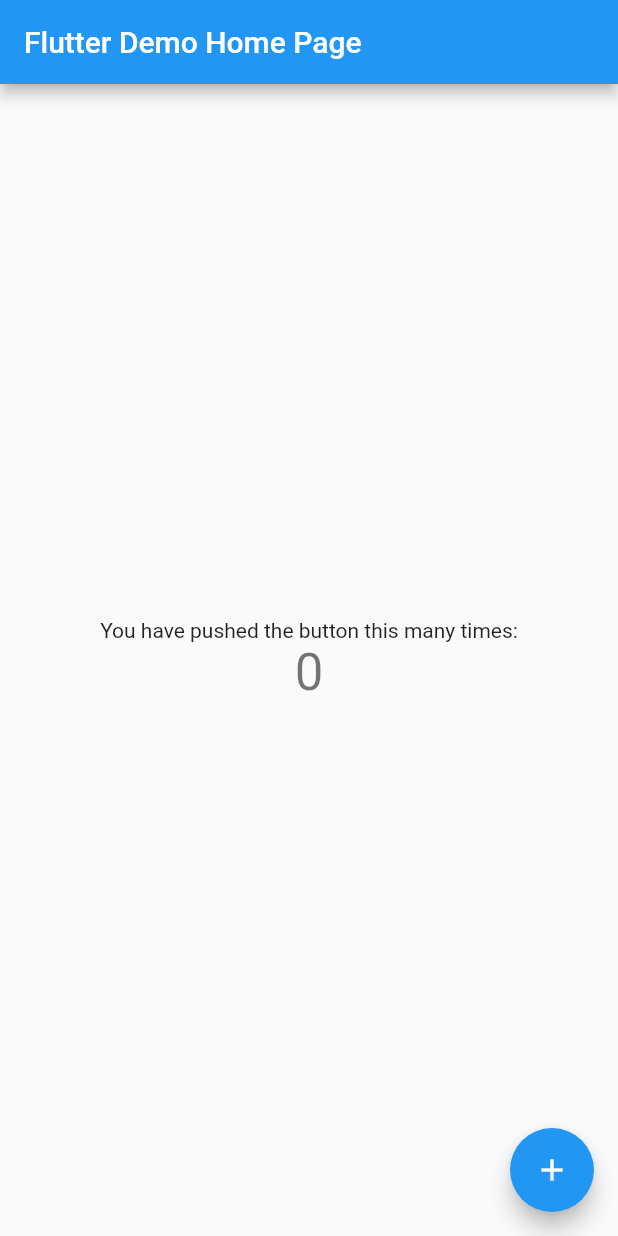
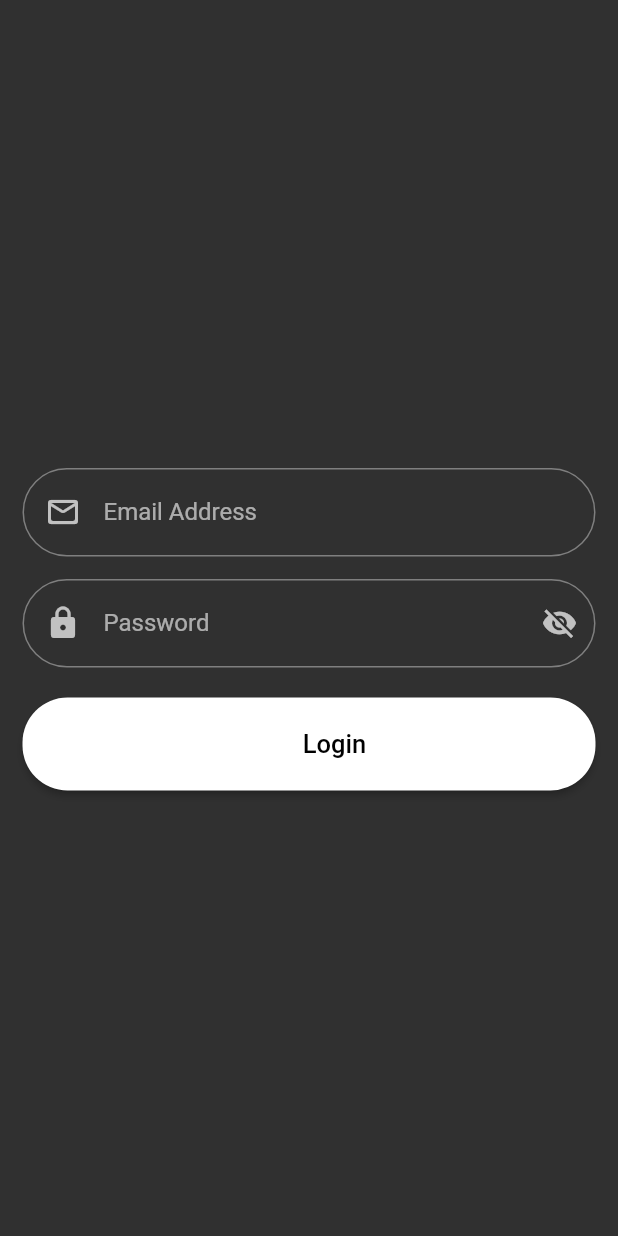
Before and after one commit to carloschiongbian/Random-Fox-MobileDev, a Flutter app: the screen it shows after launch, on a phone screen of 412 x 824 dp. Run offline on Flutter 3.47's test engine with Material 2 defaults, Android fonts, the phone set to English and light mode, and no system bars.

Commit message:
:sparkles: login with route to an empty homepage :sparkles:

```diff
--- a/mobiledev_final_project/lib/main.dart
+++ b/mobiledev_final_project/lib/main.dart
@@ -1,113 +1,23 @@
 import 'package:flutter/material.dart';
+import 'package:mobiledev_final_project/pages/Login.dart';
+import 'package:mobiledev_final_project/routes/Routes.dart';
 
 void main() {
   runApp(MyApp());
 }
 
 class MyApp extends StatelessWidget {
-  // This widget is the root of your application.
+
   @override
   Widget build(BuildContext context) {
     return MaterialApp(
-      title: 'Flutter Demo',
+      title: 'Random Fox',
       theme: ThemeData(
-        // This is the theme of your application.
-        //
-        // Try running your application with "flutter run". You'll see the
-        // application has a blue toolbar. Then, without quitting the app, try
-        // changing the primarySwatch below to Colors.green and then invoke
-        // "hot reload" (press "r" in the console where you ran "flutter run",
-        // or simply save your changes to "hot reload" in a Flutter IDE).
-        // Notice that the counter didn't reset back to zero; the application
-        // is not restarted.
-        primarySwatch: Colors.blue,
+        brightness: Brightness.dark,
+        accentColor: Colors.white
       ),
-      home: MyHomePage(title: 'Flutter Demo Home Page'),
+      routes: routes,
+      home: Login(),
     );
   }
 }
-
-class MyHomePage extends StatefulWidget {
-  MyHomePage({Key key, this.title}) : super(key: key);
-
-  // This widget is the home page of your application. It is stateful, meaning
-  // that it has a State object (defined below) that contains fields that affect
-  // how it looks.
-
-  // This class is the configuration for the state. It holds the values (in this
-  // case the title) provided by the parent (in this case the App widget) and
-  // used by the build method of the State. Fields in a Widget subclass are
-  // always marked "final".
-
-  final String title;
-
-  @override
-  _MyHomePageState createState() => _MyHomePageState();
-}
-
-class _MyHomePageState extends State<MyHomePage> {
-  int _counter = 0;
-
-  void _incrementCounter() {
-    setState(() {
-      // This call to setState tells the Flutter framework that something has
-      // changed in this State, which causes it to rerun the build method below
-      // so that the display can reflect the updated values. If we changed
-      // _counter without calling setState(), then the build method would not be
-      // called again, and so nothing would appear to happen.
-      _counter++;
-    });
-  }
-
-  @override
-  Widget build(BuildContext context) {
-    // This method is rerun every time setState is called, for instance as done
-    // by the _incrementCounter method above.
-    //
-    // The Flutter framework has been optimized to make rerunning build methods
-    // fast, so that you can just rebuild anything that needs updating rather
-    // than having to individually change instances of widgets.
-    return Scaffold(
-      appBar: AppBar(
-        // Here we take the value from the MyHomePage object that was created by
-        // the App.build method, and use it to set our appbar title.
-        title: Text(widget.title),
-      ),
-      body: Center(
-        // Center is a layout widget. It takes a single child and positions it
-        // in the middle of the parent.
-        child: Column(
-          // Column is also a layout widget. It takes a list of children and
-          // arranges them vertically. By default, it sizes itself to fit its
-          // children horizontally, and tries to be as tall as its parent.
-          //
-          // Invoke "debug painting" (press "p" in the console, choose the
-          // "Toggle Debug Paint" action from the Flutter Inspector in Android
-          // Studio, or the "Toggle Debug Paint" command in Visual Studio Code)
-          // to see the wireframe for each widget.
-          //
-          // Column has various properties to control how it sizes itself and
-          // how it positions its children. Here we use mainAxisAlignment to
-          // center the children vertically; the main axis here is the vertical
-          // axis because Columns are vertical (the cross axis would be
-          // horizontal).
-          mainAxisAlignment: MainAxisAlignment.center,
-          children: <Widget>[
-            Text(
-              'You have pushed the button this many times:',
-            ),
-            Text(
-              '$_counter',
-              style: Theme.of(context).textTheme.headline4,
-            ),
-          ],
-        ),
-      ),
-      floatingActionButton: FloatingActionButton(
-        onPressed: _incrementCounter,
-        tooltip: 'Increment',
-        child: Icon(Icons.add),
-      ), // This trailing comma makes auto-formatting nicer for build methods.
-    );
-  }
-}
--- a/mobiledev_final_project/lib/validation/validations.dart
+++ b/mobiledev_final_project/lib/mixin/ValidationMixin.dart
@@ -1,5 +1,3 @@
-import 'package:flutter/cupertino.dart';
-
 class ValidationMixin {
 
   String password;
--- /dev/null
+++ b/mobiledev_final_project/lib/pages/HomePage.dart
@@ -0,0 +1,20 @@
+import 'package:flutter/material.dart';
+
+class HomePage extends StatefulWidget {
+
+  static const String routeName = "homepage";
+  @override
+  _HomePageState createState() => _HomePageState();
+}
+
+class _HomePageState extends State<HomePage> {
+
+  GlobalKey<FormState> formKey = GlobalKey<FormState>();
+  @override
+  Widget build(BuildContext context) {
+    return SafeArea(
+      child: Scaffold(
+        body: Text("i am fox"),
+    ));
+  }
+}
--- /dev/null
+++ b/mobiledev_final_project/lib/pages/Login.dart
@@ -0,0 +1,101 @@
+import 'package:flutter/material.dart';
+import 'package:mobiledev_final_project/pages/HomePage.dart';
+import 'package:mobiledev_final_project/mixin/ValidationMixin.dart';
+import 'package:mobiledev_final_project/widgets/PasswordField.dart';
+import '../widgets/EmailField.dart';
+import '../widgets/PrimaryButton.dart';
+
+class Login extends StatefulWidget {
+
+
+  static const String routeName = "login";
+  @override
+  _LoginState createState() => _LoginState();
+}
+
+class _LoginState extends State<Login> with ValidationMixin{
+
+  GlobalKey<FormState> formKey = GlobalKey<FormState>();
+  final TextEditingController emailTextController = TextEditingController();
+  final TextEditingController passwordTextController = TextEditingController();
+  bool obscureText = true;
+  @override
+
+  Widget build(BuildContext context) {
+    return SafeArea(
+      child: Scaffold(
+        body: Container(
+          alignment: Alignment.topCenter,
+          padding: EdgeInsets.symmetric(horizontal: 15.0),
+          child: Center(
+            child: SingleChildScrollView(
+              child: Form(
+                key: formKey,
+                child: Column(
+                  children: [
+                    SizedBox(
+                      height: 15.0,
+                    ),
+                    EmailField(
+                      labelText: "Email Address",
+                      hintText: "Enter Email Address",
+                      iconData: Icons.email,
+                      textEditingController: emailTextController,
+                      textInputType: TextInputType.emailAddress,
+                      validation: validateEmail,
+                    ),
+
+                    SizedBox(
+                      height: 15.0,
+                    ),
+                    PasswordField(
+                      labelText: "Password",
+                      hintText: "Enter Your Password",
+                      iconData: Icons.lock,
+                      textEditingController: passwordTextController,
+                      obscureText: obscureText,
+                      onTap: setPassswordVisibility,
+                      validation: validatePassword,
+                    ),
+
+                    SizedBox(
+                      height: 20.0,
+                    ),
+                    PrimaryButton(
+                      text: "Login",
+                      iconData: Icons.login,
+                      onPress: () {
+                        validateLogin(context);
+                      }
+                    ),
+                  ],
+                ),
+              ),
+            ),
+          ),
+
+        ),
+      )
+    );
+  }
+
+  void setPassswordVisibility(){
+    setState(() {
+      obscureText = !obscureText;
+    });
+  }
+
+  void navigateToHomePage(BuildContext context){
+    Navigator.pushNamed(context, HomePage.routeName);
+  }
+
+  void validateLogin(context){
+    if(formKey.currentState.validate()){
+      print("Valid");
+      navigateToHomePage(context);
+    } else {
+      print("Invalid");
+    }
+  }
+
+}
--- /dev/null
+++ b/mobiledev_final_project/lib/routes/Routes.dart
@@ -0,0 +1,8 @@
+import 'package:flutter/cupertino.dart';
+import 'package:mobiledev_final_project/pages/HomePage.dart';
+import 'package:mobiledev_final_project/pages/Login.dart';
+
+final Map<String, WidgetBuilder> routes = {
+  HomePage.routeName: (BuildContext context) => HomePage(),
+  Login.routeName: (BuildContext context) => Login()
+};
--- a/mobiledev_final_project/lib/widgets/EmailField.dart
+++ b/mobiledev_final_project/lib/widgets/EmailField.dart
@@ -8,12 +8,14 @@ class EmailField extends StatelessWidget {
   final TextInputType textInputType;
   final Function validation;
 
-  EmailField({@required this.labelText,
-                      @required this.hintText,
-                      @required this.iconData,
-                      @required this.textEditingController,
-                      @required this.textInputType,
-                      @required this.validation});
+  EmailField({
+                @required this.labelText,
+                @required this.hintText,
+                @required this.iconData,
+                @required this.textEditingController,
+                @required this.textInputType,
+                @required this.validation,
+              });
 
   @override
   Widget build(BuildContext context) {
@@ -22,15 +24,24 @@ class EmailField extends StatelessWidget {
       keyboardType: textInputType,
       validator: validation,
       decoration: InputDecoration(
-        prefixIcon: Container(
-          padding: EdgeInsets.symmetric(horizontal: 15.0),
-          child: Icon(Icons.mail_outline_rounded),
-        ),
-        labelText: labelText,
-        hintText: hintText,
+
         border: OutlineInputBorder(
           borderRadius: BorderRadius.all(Radius.circular(30.0)),
         ),
+
+        focusedBorder: OutlineInputBorder(
+          borderSide: BorderSide(
+            color: Colors.red,
+          ),
+        ),
+
+        prefixIcon: Container(
+          padding: EdgeInsets.symmetric(horizontal: 15.0),
+          child: Icon(Icons.mail_outline_rounded, color: Colors.white70),
+        ),
+
+        labelText: labelText,
+        hintText: hintText,
       ),
     );
   }
--- a/mobiledev_final_project/lib/widgets/PasswordField.dart
+++ b/mobiledev_final_project/lib/widgets/PasswordField.dart
@@ -10,13 +10,15 @@ class PasswordField extends StatelessWidget {
   final Function onTap;
   final Function validation;
 
-  PasswordField({@required this.labelText,
+  PasswordField({
+                  @required this.labelText,
                   @required this.hintText,
                   @required this.iconData,
                   @required this.textEditingController,
                   @required this.obscureText,
                   @required this.onTap,
-                  @required this.validation});
+                  @required this.validation
+                });
 
   Widget build(BuildContext context) {
     return TextFormField(
@@ -24,16 +26,30 @@ class PasswordField extends StatelessWidget {
       obscureText: obscureText,
       validator: validation,
       decoration: InputDecoration(
+
+        border: OutlineInputBorder(
+          borderRadius: BorderRadius.all(Radius.circular(30.0)),
+        ),
+
+        focusedBorder: OutlineInputBorder(
+          borderSide: BorderSide(
+            color: Colors.red,
+          ),
+        ),
+
         prefixIcon: Container(
-          padding: EdgeInsets.symmetric(horizontal:15.0),
-          child: Icon(Icons.lock)
+          padding: EdgeInsets.symmetric(horizontal: 15.0),
+          child: Icon(Icons.lock, color: Colors.white70)
           ),
+
         suffixIcon: GestureDetector(
           onTap: onTap,
           child: Icon(obscureText ? Icons.visibility_off : Icons.visibility),
         ),
+
         labelText: labelText,
-        border: OutlineInputBorder(borderRadius: BorderRadius.all(Radius.circular(30.0))),
+        hintText: hintText
+
         )
       );
   }
--- /dev/null
+++ b/mobiledev_final_project/lib/widgets/PrimaryButton.dart
@@ -0,0 +1,42 @@
+import 'package:flutter/material.dart';
+
+class PrimaryButton extends StatelessWidget {
+
+  final String text;
+  final IconData iconData;
+  final Function onPress;
+
+  PrimaryButton({@required this.text, @required this.iconData, @required this.onPress});
+
+  @override
+  Widget build(BuildContext context) {
+    return ButtonTheme(
+      minWidth: double.maxFinite,
+      height: 100.0,
+      child:ElevatedButton(
+        style:ElevatedButton.styleFrom(
+          padding: EdgeInsets.symmetric(horizontal: 20.0, vertical: 19.0),
+          primary: Colors.white,
+          shape: RoundedRectangleBorder(
+            borderRadius: BorderRadius.circular(30.0),
+          ),
+        ),
+        onPressed: onPress,
+        child: Row(
+          mainAxisAlignment: MainAxisAlignment.center,
+          children: [
+            Icon(iconData),
+            SizedBox(width: 10.0),
+            Text(
+              text,
+              style: TextStyle(
+              fontSize:17.0,
+              color: Colors.black
+              )
+            ),
+          ],
+        ),
+      ),
+    );
+  }
+}
```
